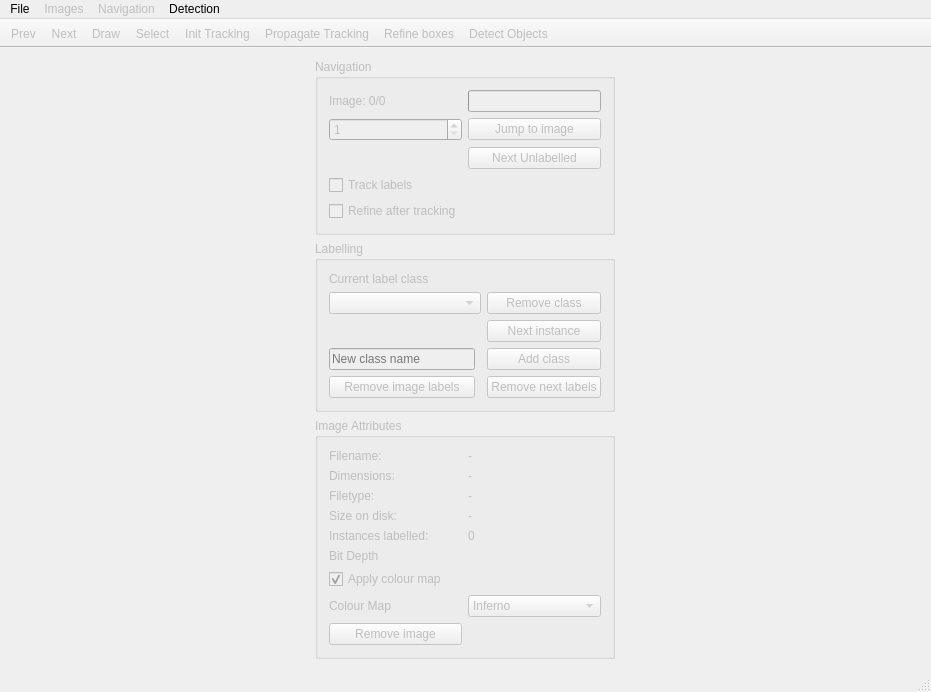
Old version of the form src/mainwindow.ui in the repository jveitchmichaelis/deeplabel.
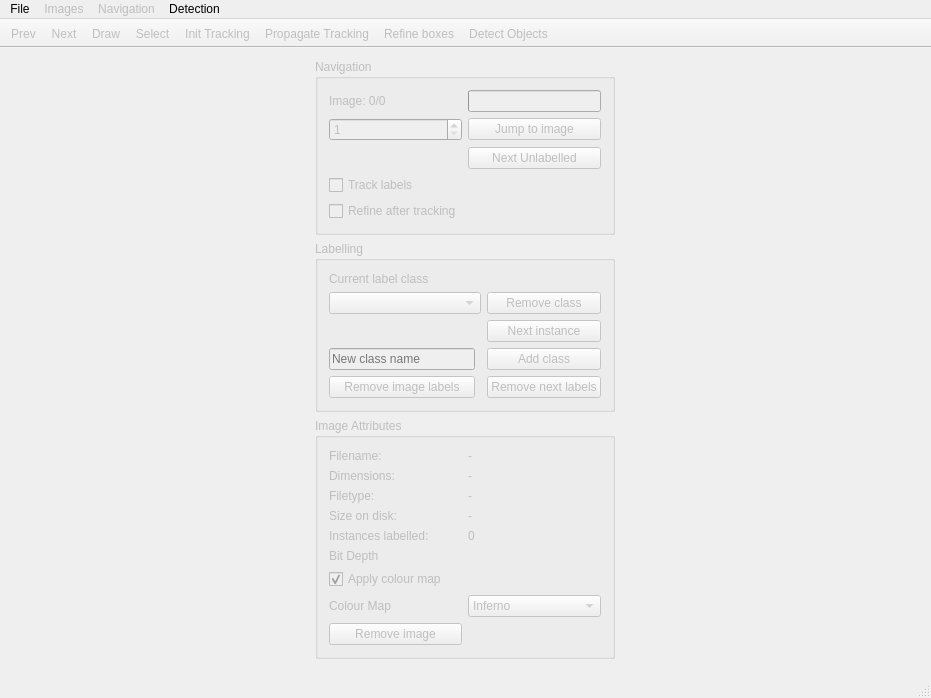
New version of the form.

Commit message: add function for computing dataset mean/stdev

```diff
--- a/src/mainwindow.ui
+++ b/src/mainwindow.ui
@@ -7,7 +7,7 @@
     <x>0</x>
     <y>0</y>
     <width>931</width>
-    <height>671</height>
+    <height>698</height>
    </rect>
   </property>
   <property name="windowTitle">
```
Left out of the diff: 40 changed lines with no effect on the pictures. The commit also changes 2 other files.
